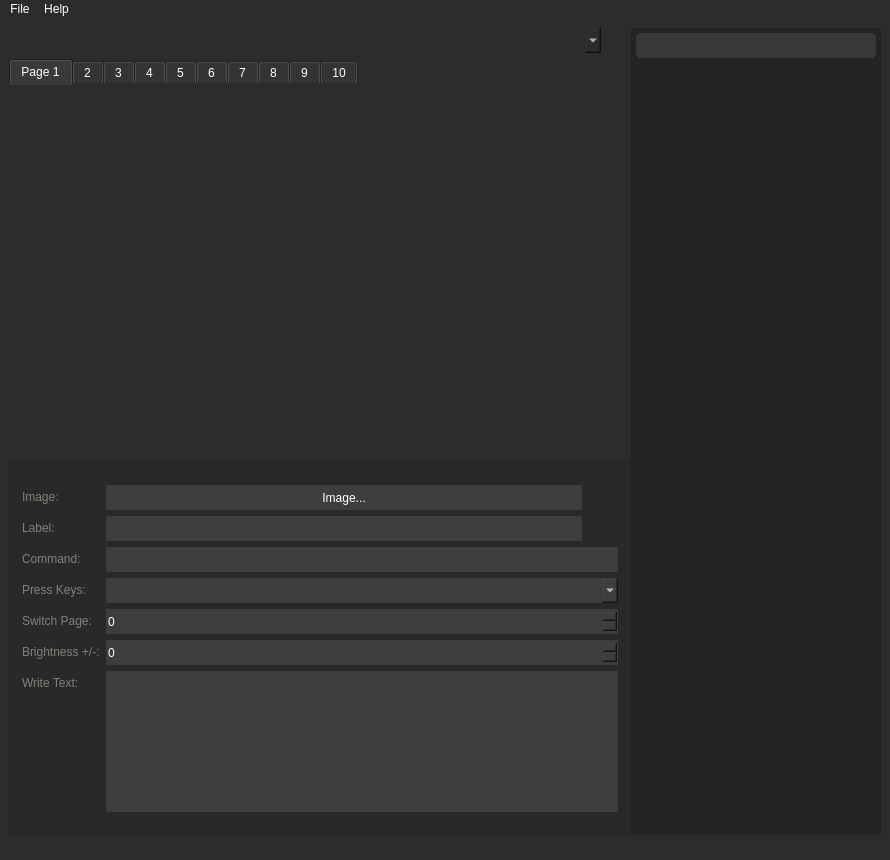
Above: streamdeck_ui/main.ui from Asthonishia/streamdeck-ui before the change. Below: the same form after it.
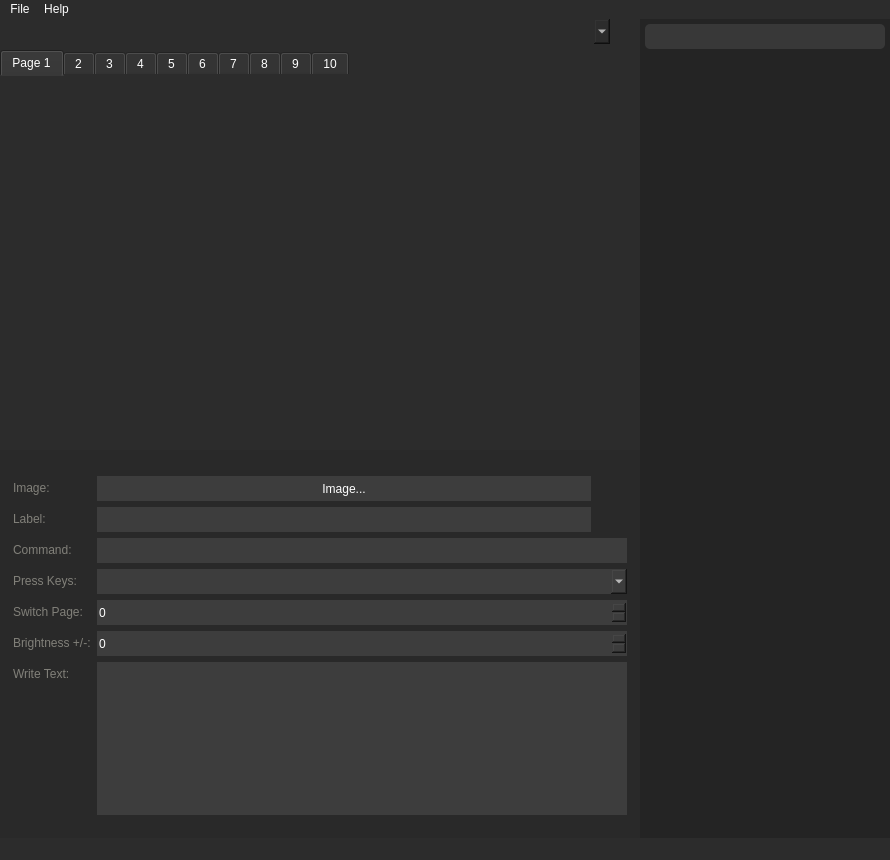
That is the form after the change. Icons and pictures are not drawn.

Diff of the .ui file:
```diff
--- a/streamdeck_ui/main.ui
+++ b/streamdeck_ui/main.ui
@@ -35,10 +35,16 @@
      <number>6</number>
     </property>
     <property name="leftMargin">
-     <number>9</number>
+     <number>0</number>
+    </property>
+    <property name="topMargin">
+     <number>0</number>
+    </property>
+    <property name="rightMargin">
+     <number>0</number>
     </property>
     <property name="bottomMargin">
-     <number>3</number>
+     <number>0</number>
     </property>
     <item>
      <layout class="QHBoxLayout" name="main_horizontalLayout">
```
